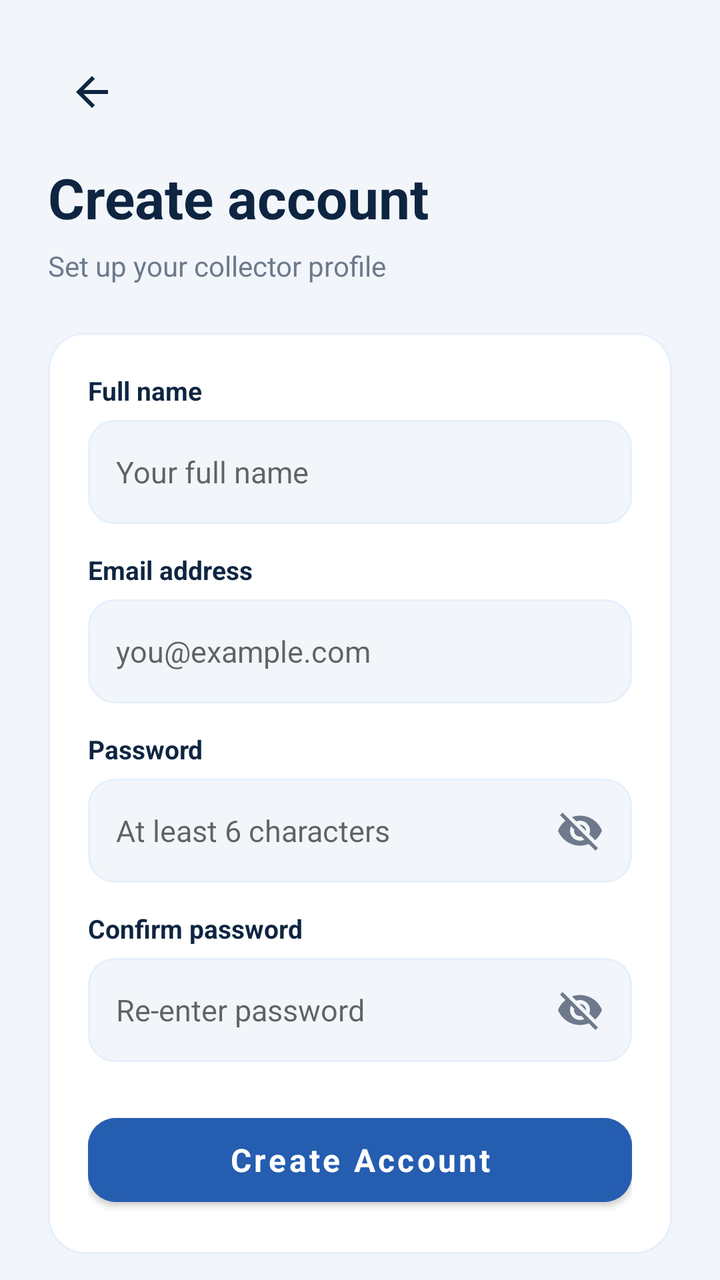
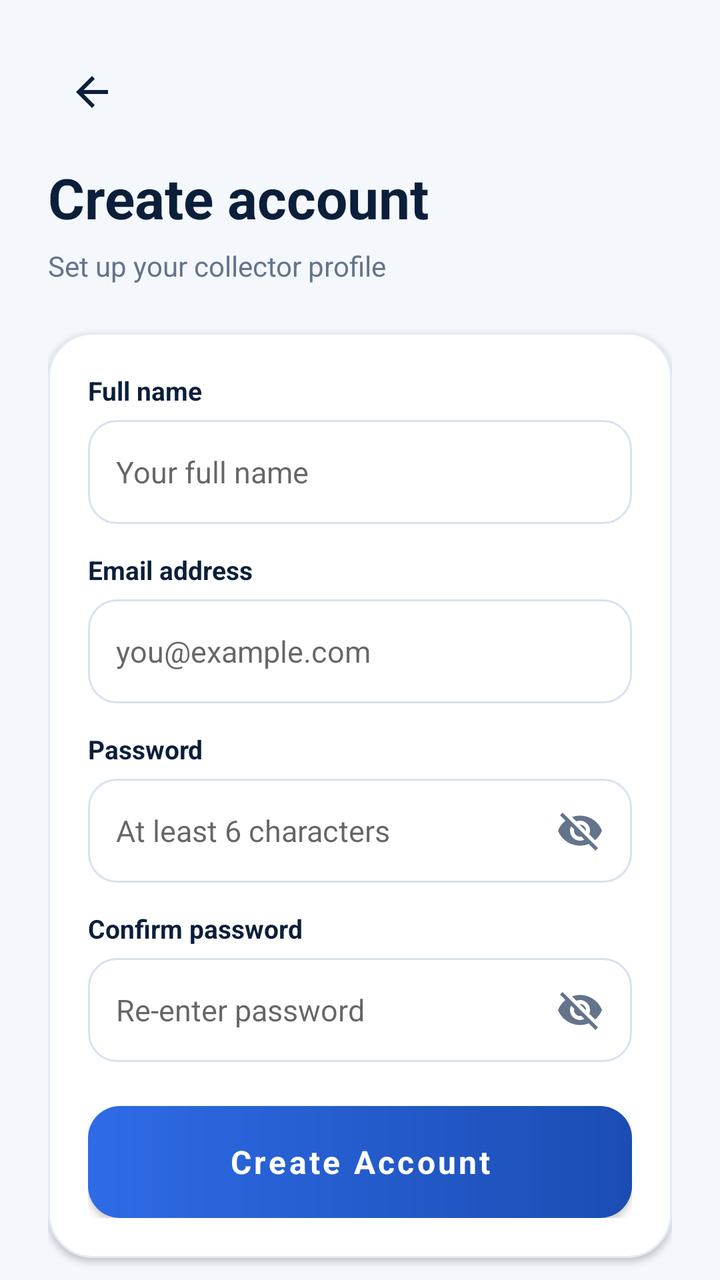

An Android layout rendered at two revisions. The XML below is the earlier revision; the diff shows what the commit changed to produce the second picture.
<!-- AndroidManifest.xml: application theme Theme.CSUCensus -->
<!-- res/layout/activity_signup.xml -->
<?xml version="1.0" encoding="utf-8"?>
<ScrollView
    xmlns:android="http://schemas.android.com/apk/res/android"
    xmlns:app="http://schemas.android.com/apk/res-auto"
    android:layout_width="match_parent"
    android:layout_height="match_parent"
    android:background="@color/background"
    android:fillViewport="true"
    android:scrollbars="none">

    <LinearLayout
        android:layout_width="match_parent"
        android:layout_height="wrap_content"
        android:orientation="vertical"
        android:padding="24dp">

        <ImageButton
            android:id="@+id/btnBack"
            android:layout_width="44dp"
            android:layout_height="44dp"
            android:src="@drawable/ic_back"
            android:background="?attr/selectableItemBackgroundBorderless"
            android:contentDescription="Back"
            app:tint="@color/navy" />

        <TextView
            android:layout_width="wrap_content"
            android:layout_height="wrap_content"
            android:text="Create account"
            android:textSize="28sp"
            android:textStyle="bold"
            android:textColor="@color/navy"
            android:layout_marginTop="12dp" />

        <TextView
            android:layout_width="wrap_content"
            android:layout_height="wrap_content"
            android:text="Set up your collector profile"
            android:textColor="@color/muted"
            android:textSize="14sp"
            android:layout_marginTop="6dp" />

        <LinearLayout
            android:layout_width="match_parent"
            android:layout_height="wrap_content"
            android:orientation="vertical"
            android:background="@drawable/bg_card"
            android:padding="20dp"
            android:layout_marginTop="24dp"
            android:elevation="2dp">

            <TextView
                android:layout_width="wrap_content"
                android:layout_height="wrap_content"
                android:text="Full name"
                android:textColor="@color/navy"
                android:textStyle="bold"
                android:textSize="13sp" />

            <EditText
                android:id="@+id/etName"
                android:layout_width="match_parent"
                android:layout_height="52dp"
                android:hint="Your full name"
                android:paddingHorizontal="14dp"
                android:background="@drawable/bg_input"
                android:layout_marginTop="6dp"
                android:inputType="textPersonName"
                android:textColor="@color/navy"
                android:textSize="15sp" />

            <TextView
                android:layout_width="wrap_content"
                android:layout_height="wrap_content"
                android:text="Email address"
                android:textColor="@color/navy"
                android:textStyle="bold"
                android:textSize="13sp"
                android:layout_marginTop="14dp" />

            <EditText
                android:id="@+id/etEmail"
                android:layout_width="match_parent"
                android:layout_height="52dp"
                android:hint="you@example.com"
                android:inputType="textEmailAddress"
                android:paddingHorizontal="14dp"
                android:background="@drawable/bg_input"
                android:layout_marginTop="6dp"
                android:textColor="@color/navy"
                android:textSize="15sp" />

            <TextView
                android:layout_width="wrap_content"
                android:layout_height="wrap_content"
                android:text="Password"
                android:textColor="@color/navy"
                android:textStyle="bold"
                android:textSize="13sp"
                android:layout_marginTop="14dp" />

            <FrameLayout
                android:layout_width="match_parent"
                android:layout_height="52dp"
                android:layout_marginTop="6dp">

                <EditText
                    android:id="@+id/etNewPassword"
                    android:layout_width="match_parent"
                    android:layout_height="match_parent"
                    android:hint="At least 6 characters"
                    android:inputType="textPassword"
                    android:paddingHorizontal="14dp"
                    android:paddingEnd="48dp"
                    android:background="@drawable/bg_input"
                    android:textColor="@color/navy"
                    android:textSize="15sp" />

                <ImageButton
                    android:id="@+id/btnTogglePassword"
                    android:layout_width="44dp"
                    android:layout_height="44dp"
                    android:layout_gravity="end|center_vertical"
                    android:layout_marginEnd="4dp"
                    android:src="@drawable/ic_eye_off"
                    android:background="?attr/selectableItemBackgroundBorderless"
                    android:contentDescription="Toggle password"
                    app:tint="@color/muted" />
            </FrameLayout>

            <TextView
                android:layout_width="wrap_content"
                android:layout_height="wrap_content"
                android:text="Confirm password"
                android:textColor="@color/navy"
                android:textStyle="bold"
                android:textSize="13sp"
                android:layout_marginTop="14dp" />

            <FrameLayout
                android:layout_width="match_parent"
                android:layout_height="52dp"
                android:layout_marginTop="6dp">

                <EditText
                    android:id="@+id/etConfirmPassword"
                    android:layout_width="match_parent"
                    android:layout_height="match_parent"
                    android:hint="Re-enter password"
                    android:inputType="textPassword"
                    android:paddingHorizontal="14dp"
                    android:paddingEnd="48dp"
                    android:background="@drawable/bg_input"
                    android:textColor="@color/navy"
                    android:textSize="15sp" />

                <ImageButton
                    android:id="@+id/btnToggleConfirm"
                    android:layout_width="44dp"
                    android:layout_height="44dp"
                    android:layout_gravity="end|center_vertical"
                    android:layout_marginEnd="4dp"
                    android:src="@drawable/ic_eye_off"
                    android:background="?attr/selectableItemBackgroundBorderless"
                    android:contentDescription="Toggle password"
                    app:tint="@color/muted" />
            </FrameLayout>

            <com.google.android.material.button.MaterialButton
                android:id="@+id/btnCreate"
                android:layout_width="match_parent"
                android:layout_height="54dp"
                android:text="Create Account"
                android:textAllCaps="false"
                android:textSize="16sp"
                android:textStyle="bold"
                android:backgroundTint="@color/blue"
                android:layout_marginTop="22dp"
                app:cornerRadius="14dp" />

        </LinearLayout>

        <TextView
            android:id="@+id/tvBackLogin"
            android:layout_width="wrap_content"
            android:layout_height="wrap_content"
            android:text="Already have an account? Sign in"
            android:textColor="@color/blue"
            android:textStyle="bold"
            android:padding="16dp"
            android:layout_gravity="center"
            android:clickable="true"
            android:focusable="true" />

    </LinearLayout>

</ScrollView>
<!-- resources referenced by this layout -->
<resources>
  <color name="background">#F2F6FA</color>
  <color name="blue">#255DB0</color>
  <color name="muted">#6E7A8C</color>
  <color name="navy">#0E2542</color>
  <!-- drawable bg_card (drawable) -->
  <?xml version="1.0" encoding="utf-8"?>
  <shape xmlns:android="http://schemas.android.com/apk/res/android">
      <solid android:color="@color/white" />
      <corners android:radius="18dp" />
      <stroke android:width="1dp" android:color="@color/light_blue" />
  </shape>
  <!-- drawable bg_input (drawable) -->
  <?xml version="1.0" encoding="utf-8"?>
  <shape xmlns:android="http://schemas.android.com/apk/res/android">
      <solid android:color="@color/background" />
      <corners android:radius="13dp" />
      <stroke android:width="1dp" android:color="@color/light_blue" />
  </shape>
  <!-- drawable ic_back (drawable) -->
  <?xml version="1.0" encoding="utf-8"?>
  <vector xmlns:android="http://schemas.android.com/apk/res/android"
      android:width="24dp" android:height="24dp"
      android:viewportWidth="24" android:viewportHeight="24">
      <path android:fillColor="#0E2542"
          android:pathData="M20,11H7.83l5.59,-5.59L12,4l-8,8 8,8 1.41,-1.41L7.83,13H20v-2z"/>
  </vector>
  <!-- drawable ic_eye_off (drawable) -->
  <?xml version="1.0" encoding="utf-8"?>
  <vector xmlns:android="http://schemas.android.com/apk/res/android"
      android:width="24dp" android:height="24dp"
      android:viewportWidth="24" android:viewportHeight="24">
      <path android:fillColor="#6E7A8C"
          android:pathData="M12,7c2.76,0 5,2.24 5,5 0,0.65 -0.13,1.26 -0.36,1.83l2.92,2.92c1.51,-1.26 2.7,-2.89 3.43,-4.75 -1.73,-4.39 -6,-7.5 -11,-7.5 -1.4,0 -2.74,0.25 -3.98,0.7l2.16,2.16C10.74,7.13 11.35,7 12,7zM2,4.27l2.28,2.28 0.46,0.46C3.08,8.3 1.78,10.02 1,12c1.73,4.39 6,7.5 11,7.5 1.55,0 3.03,-0.3 4.38,-0.84l0.42,0.42L19.73,22 21,20.73 3.27,3 2,4.27zM7.53,9.8l1.55,1.55c-0.05,0.21 -0.08,0.43 -0.08,0.65 0,1.66 1.34,3 3,3 0.22,0 0.44,-0.03 0.65,-0.08l1.55,1.55c-0.67,0.33 -1.41,0.53 -2.2,0.53 -2.76,0 -5,-2.24 -5,-5 0,-0.79 0.2,-1.53 0.53,-2.2zM11.84,9.02l3.15,3.15 0.02,-0.16c0,-1.66 -1.34,-3 -3,-3l-0.17,0.01z"/>
  </vector>
  <style name="Theme.CSUCensus" parent="Theme.MaterialComponents.DayNight.NoActionBar">
          <item name="colorPrimary">@color/blue</item>
          <item name="colorPrimaryVariant">@color/blue_dark</item>
          <item name="colorSecondary">@color/green</item>
          <item name="colorOnPrimary">@color/white</item>
          <item name="android:fontFamily">sans-serif</item>
          <item name="android:windowLightStatusBar">true</item>
          <item name="android:statusBarColor">@android:color/transparent</item>
          <item name="android:navigationBarColor">@color/white</item>
          <item name="android:windowLightNavigationBar">true</item>
          <item name="android:windowBackground">@color/background</item>
      </style>
  <color name="white">#FFFFFF</color>
  <color name="light_blue">#E6F0FB</color>
  <color name="blue_dark">#1E4A8C</color>
  <color name="green">#2A966B</color>
</resources>

<!-- the commit's change to res/layout/activity_signup.xml (unified diff, before → after) -->
@@ -6,14 +6,14 @@
     android:layout_height="match_parent"
     android:background="@color/background"
     android:fillViewport="true"
-    android:scrollbars="none">
-
+    android:scrollbars="none"
+    >
     <LinearLayout
         android:layout_width="match_parent"
         android:layout_height="wrap_content"
         android:orientation="vertical"
-        android:padding="24dp">
-
+        android:padding="24dp"
+        >
         <ImageButton
             android:id="@+id/btnBack"
             android:layout_width="44dp"
@@ -22,7 +22,6 @@
             android:background="?attr/selectableItemBackgroundBorderless"
             android:contentDescription="Back"
             app:tint="@color/navy" />
-
         <TextView
             android:layout_width="wrap_content"
             android:layout_height="wrap_content"
@@ -31,7 +30,6 @@
             android:textStyle="bold"
             android:textColor="@color/navy"
             android:layout_marginTop="12dp" />
-
         <TextView
             android:layout_width="wrap_content"
             android:layout_height="wrap_content"
@@ -39,7 +37,6 @@
             android:textColor="@color/muted"
             android:textSize="14sp"
             android:layout_marginTop="6dp" />
-
         <LinearLayout
             android:layout_width="match_parent"
             android:layout_height="wrap_content"
@@ -47,8 +44,8 @@
             android:background="@drawable/bg_card"
             android:padding="20dp"
             android:layout_marginTop="24dp"
-            android:elevation="2dp">
-
+            android:elevation="2dp"
+            >
             <TextView
                 android:layout_width="wrap_content"
                 android:layout_height="wrap_content"
@@ -56,7 +53,6 @@
                 android:textColor="@color/navy"
                 android:textStyle="bold"
                 android:textSize="13sp" />
-
             <EditText
                 android:id="@+id/etName"
                 android:layout_width="match_parent"
@@ -68,7 +64,6 @@
                 android:inputType="textPersonName"
                 android:textColor="@color/navy"
                 android:textSize="15sp" />
-
             <TextView
                 android:layout_width="wrap_content"
                 android:layout_height="wrap_content"
@@ -77,7 +72,6 @@
                 android:textStyle="bold"
                 android:textSize="13sp"
                 android:layout_marginTop="14dp" />
-
             <EditText
                 android:id="@+id/etEmail"
                 android:layout_width="match_parent"
@@ -89,7 +83,6 @@
                 android:layout_marginTop="6dp"
                 android:textColor="@color/navy"
                 android:textSize="15sp" />
-
             <TextView
                 android:layout_width="wrap_content"
                 android:layout_height="wrap_content"
@@ -98,12 +91,11 @@
                 android:textStyle="bold"
                 android:textSize="13sp"
                 android:layout_marginTop="14dp" />
-
             <FrameLayout
                 android:layout_width="match_parent"
                 android:layout_height="52dp"
-                android:layout_marginTop="6dp">
-
+                android:layout_marginTop="6dp"
+                >
                 <EditText
                     android:id="@+id/etNewPassword"
                     android:layout_width="match_parent"
@@ -115,7 +107,6 @@
                     android:background="@drawable/bg_input"
                     android:textColor="@color/navy"
                     android:textSize="15sp" />
-
                 <ImageButton
                     android:id="@+id/btnTogglePassword"
                     android:layout_width="44dp"
@@ -127,7 +118,6 @@
                     android:contentDescription="Toggle password"
                     app:tint="@color/muted" />
             </FrameLayout>
-
             <TextView
                 android:layout_width="wrap_content"
                 android:layout_height="wrap_content"
@@ -136,12 +126,11 @@
                 android:textStyle="bold"
                 android:textSize="13sp"
                 android:layout_marginTop="14dp" />
-
             <FrameLayout
                 android:layout_width="match_parent"
                 android:layout_height="52dp"
-                android:layout_marginTop="6dp">
-
+                android:layout_marginTop="6dp"
+                >
                 <EditText
                     android:id="@+id/etConfirmPassword"
                     android:layout_width="match_parent"
@@ -153,7 +142,6 @@
                     android:background="@drawable/bg_input"
                     android:textColor="@color/navy"
                     android:textSize="15sp" />
-
                 <ImageButton
                     android:id="@+id/btnToggleConfirm"
                     android:layout_width="44dp"
@@ -165,21 +153,19 @@
                     android:contentDescription="Toggle password"
                     app:tint="@color/muted" />
             </FrameLayout>
-
             <com.google.android.material.button.MaterialButton
                 android:id="@+id/btnCreate"
                 android:layout_width="match_parent"
-                android:layout_height="54dp"
+                android:layout_height="56dp"
                 android:text="Create Account"
                 android:textAllCaps="false"
                 android:textSize="16sp"
                 android:textStyle="bold"
-                android:backgroundTint="@color/blue"
+                android:background="@drawable/bg_primary_button"
+                app:backgroundTint="@null"
                 android:layout_marginTop="22dp"
-                app:cornerRadius="14dp" />
-
+                app:cornerRadius="16dp" />
         </LinearLayout>
-
         <TextView
             android:id="@+id/tvBackLogin"
             android:layout_width="wrap_content"
@@ -191,7 +177,5 @@
             android:layout_gravity="center"
             android:clickable="true"
             android:focusable="true" />
-
     </LinearLayout>
-
 </ScrollView>
<!-- resource entries referenced after the edit -->
@@ -1,23 +1,48 @@
 <!-- resources referenced by this layout -->
 <resources>
-  <color name="background">#F2F6FA</color>
-  <color name="blue">#255DB0</color>
-  <color name="muted">#6E7A8C</color>
-  <color name="navy">#0E2542</color>
+  <color name="background">#F4F7FC</color>
+  <color name="blue">#2E6BE6</color>
+  <color name="muted">#64748B</color>
+  <color name="navy">#0B1F3A</color>
   <!-- drawable bg_card (drawable) -->
   <?xml version="1.0" encoding="utf-8"?>
   <shape xmlns:android="http://schemas.android.com/apk/res/android">
       <solid android:color="@color/white" />
-      <corners android:radius="18dp" />
-      <stroke android:width="1dp" android:color="@color/light_blue" />
+      <corners android:radius="22dp" />
+      <stroke android:width="1dp" android:color="@color/line" />
   </shape>
   <!-- drawable bg_input (drawable) -->
   <?xml version="1.0" encoding="utf-8"?>
-  <shape xmlns:android="http://schemas.android.com/apk/res/android">
-      <solid android:color="@color/background" />
-      <corners android:radius="13dp" />
-      <stroke android:width="1dp" android:color="@color/light_blue" />
-  </shape>
+  <selector xmlns:android="http://schemas.android.com/apk/res/android">
+      <item android:state_focused="true">
+          <shape>
+              <solid android:color="@color/white" />
+              <corners android:radius="14dp" />
+              <stroke android:width="2dp" android:color="@color/blue" />
+          </shape>
+      </item>
+      <item>
+          <shape>
+              <solid android:color="@color/white" />
+              <corners android:radius="14dp" />
+              <stroke android:width="1dp" android:color="@color/input_stroke" />
+          </shape>
+      </item>
+  </selector>
+  <!-- drawable bg_primary_button (drawable) -->
+  <?xml version="1.0" encoding="utf-8"?>
+  <ripple xmlns:android="http://schemas.android.com/apk/res/android"
+      android:color="#33FFFFFF">
+      <item>
+          <shape>
+              <gradient
+                  android:startColor="@color/blue"
+                  android:endColor="@color/blue_dark"
+                  android:angle="0" />
+              <corners android:radius="16dp" />
+          </shape>
+      </item>
+  </ripple>
   <!-- drawable ic_back (drawable) -->
   <?xml version="1.0" encoding="utf-8"?>
   <vector xmlns:android="http://schemas.android.com/apk/res/android"
@@ -47,8 +72,9 @@
           <item name="android:windowBackground">@color/background</item>
       </style>
   <color name="white">#FFFFFF</color>
-  <color name="light_blue">#E6F0FB</color>
-  <color name="blue_dark">#1E4A8C</color>
-  <color name="green">#2A966B</color>
+  <color name="line">#E4EBF5</color>
+  <color name="input_stroke">#D8E2F0</color>
+  <color name="blue_dark">#1B4DB3</color>
+  <color name="green">#1FA971</color>
 </resources>
 
